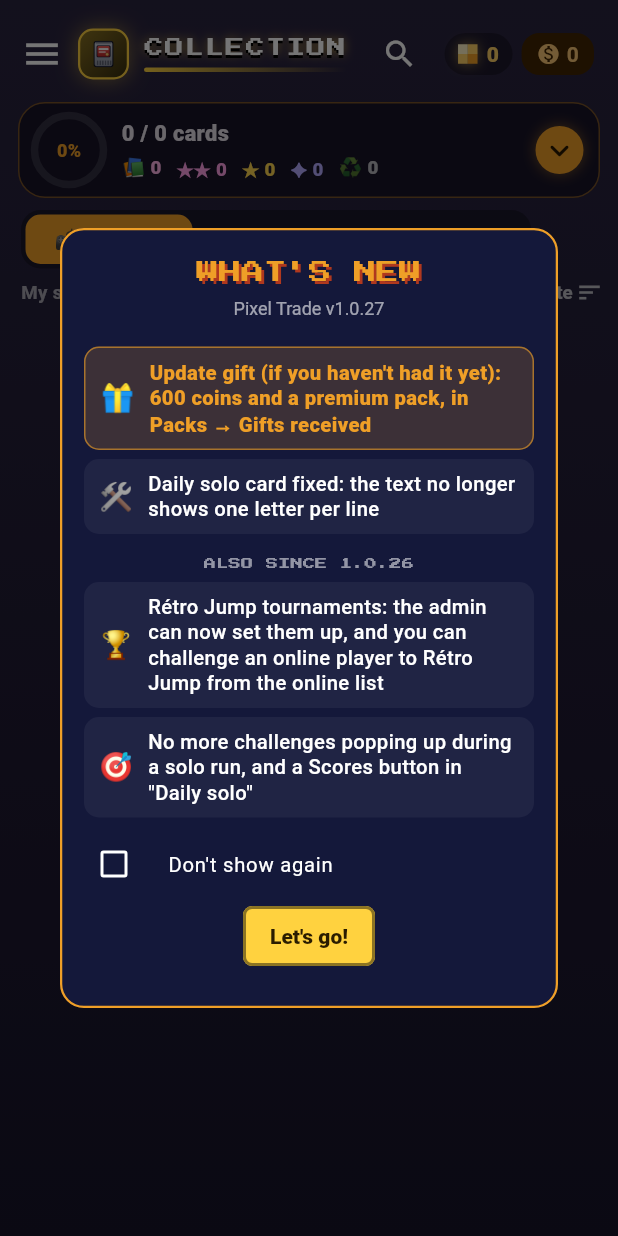
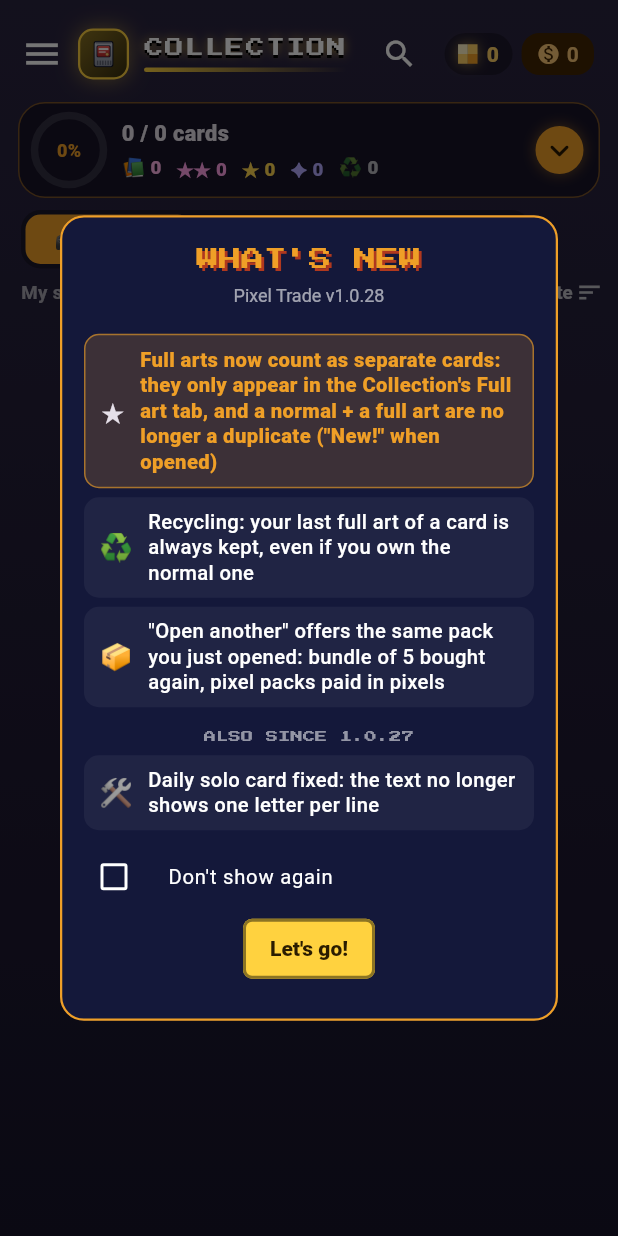
Before and after one commit to foclabroc/retro_collec_app, a Flutter app: the HomeShell screen opened directly, on a phone screen of 412 x 824 dp. Run offline on Flutter 3.47's test engine with Material 3 defaults, Android fonts, the phone set to English and light mode, and no system bars; our stand-ins replace flutter_local_notifications, google_fonts, open_filex, sensors_plus, shared_preferences, web; missing offline and left inert: dart:js_interop, workmanager; accounts and stored records are empty; network calls fail; statements that could not run were skipped.

Commit message:
Version 1.0.28 : full art à part, « Ouvrir un autre » même paquet
Co-Authored-By: Claude Opus 5.5 <noreply@anthropic.com>
Claude-Session: https://claude.ai/code/session_01Cs3xDsyiT7UpYJj1Vhg7QF

```diff
--- a/lib/update_check.dart
+++ b/lib/update_check.dart
@@ -19,7 +19,7 @@ import 'web_audio_stub.dart' if (dart.library.js_interop) 'web_audio_web.dart';
 // ═══════════════════════════════════════════════════════════════════════════
 
 /// Version de l'application (identique au pubspec.yaml, sans le « +N »).
-const kRetroCollecVersion = '1.0.27';
+const kRetroCollecVersion = '1.0.28';
 
 const _apiLatest = 'https://api.github.com/repos/foclabroc/retro_collec_app/releases/latest';
 const _releasesPage = 'https://github.com/foclabroc/retro_collec_app/releases/latest';
--- a/lib/whats_new.dart
+++ b/lib/whats_new.dart
@@ -12,14 +12,14 @@ import 'update_check.dart';
 // ═══════════════════════════════════════════════════════════════════════════
 
 const _kNews = <(String, String, String)>[
-  ('🎁', 'Cadeau de mise à jour (si tu ne l\'as pas déjà eu) : 600 pièces et un booster premium, dans Paquets → Cadeaux reçus',
-      'Update gift (if you haven\'t had it yet): 600 coins and a premium pack, in Packs → Gifts received'),
+  ('★', 'Les full art comptent maintenant comme des cartes à part : elles ne sont plus que dans l\'onglet Full art de la Collection, et une normale + une full art ne font plus un doublon (« Nouvelle ! » à l\'ouverture)',
+      'Full arts now count as separate cards: they only appear in the Collection\'s Full art tab, and a normal + a full art are no longer a duplicate ("New!" when opened)'),
+  ('♻️', 'Recyclage : ta dernière full art d\'une carte est toujours gardée, même si tu as la normale',
+      'Recycling: your last full art of a card is always kept, even if you own the normal one'),
+  ('📦', '« Ouvrir un autre » propose le même paquet que celui que tu viens d\'ouvrir : lot de 5 racheté, paquets à pixels payés en pixels',
+      '"Open another" offers the same pack you just opened: bundle of 5 bought again, pixel packs paid in pixels'),
+  ('#', 'Aussi depuis la 1.0.27', 'Also since 1.0.27'),
   ('🛠', 'Carte « Solo du jour » réparée : le texte ne s\'affiche plus lettre par lettre', 'Daily solo card fixed: the text no longer shows one letter per line'),
-  ('#', 'Aussi depuis la 1.0.26', 'Also since 1.0.26'),
-  ('🏆', 'Tournois de Rétro Jump : l\'admin peut maintenant en organiser, et tu peux défier un joueur en ligne à Rétro Jump depuis la liste des joueurs en ligne',
-      'Rétro Jump tournaments: the admin can now set them up, and you can challenge an online player to Rétro Jump from the online list'),
-  ('🎯', 'Plus de défi qui arrive pendant une partie solo, et un bouton Scores dans « Solo du jour »',
-      'No more challenges popping up during a solo run, and a Scores button in "Daily solo"'),
 ];
 
 String get _prefKey => 'rc_news_hide_$kRetroCollecVersion';
--- a/pubspec.yaml
+++ b/pubspec.yaml
@@ -1,7 +1,7 @@
 name: retro_collec
 description: Pixel Trade — collection multijoueur de boîtes de jeux rétro (paquets, échanges, marché) by foclabroc
 publish_to: 'none'
-version: 1.0.27+28
+version: 1.0.28+29
 
 environment:
   sdk: '>=3.0.0 <4.0.0'
```
Also changed, not shown: 1 other file.
